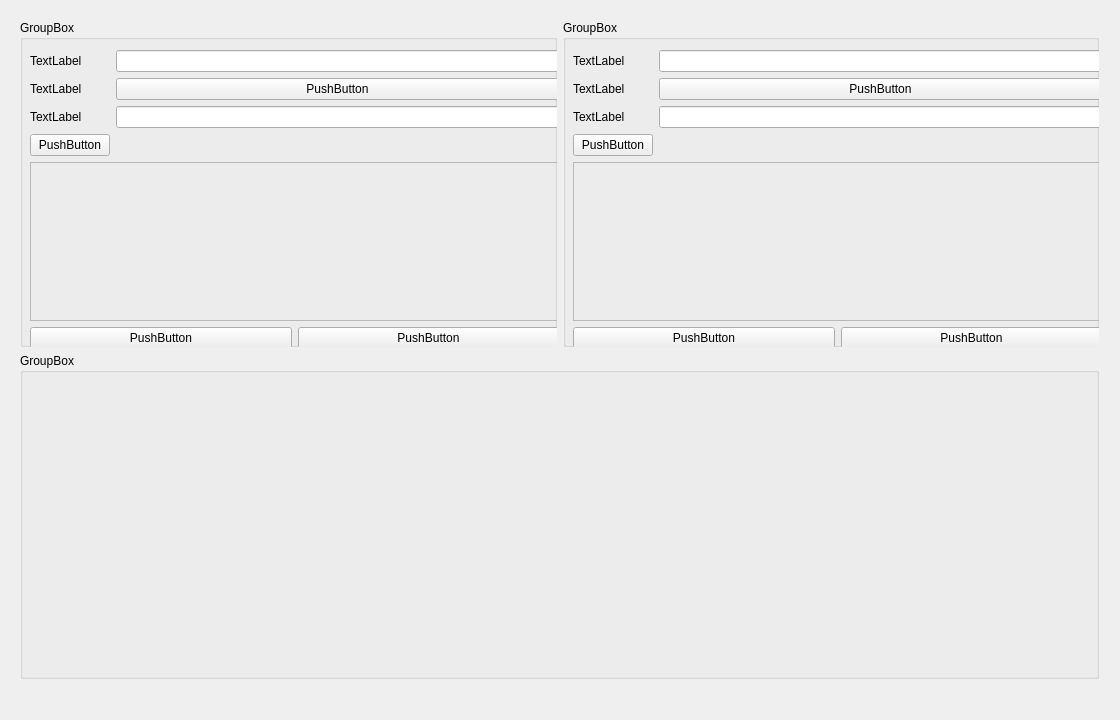
Before: the Qt Designer form mainwindow.ui in kofed/kudr2, drawn with Qt 5.
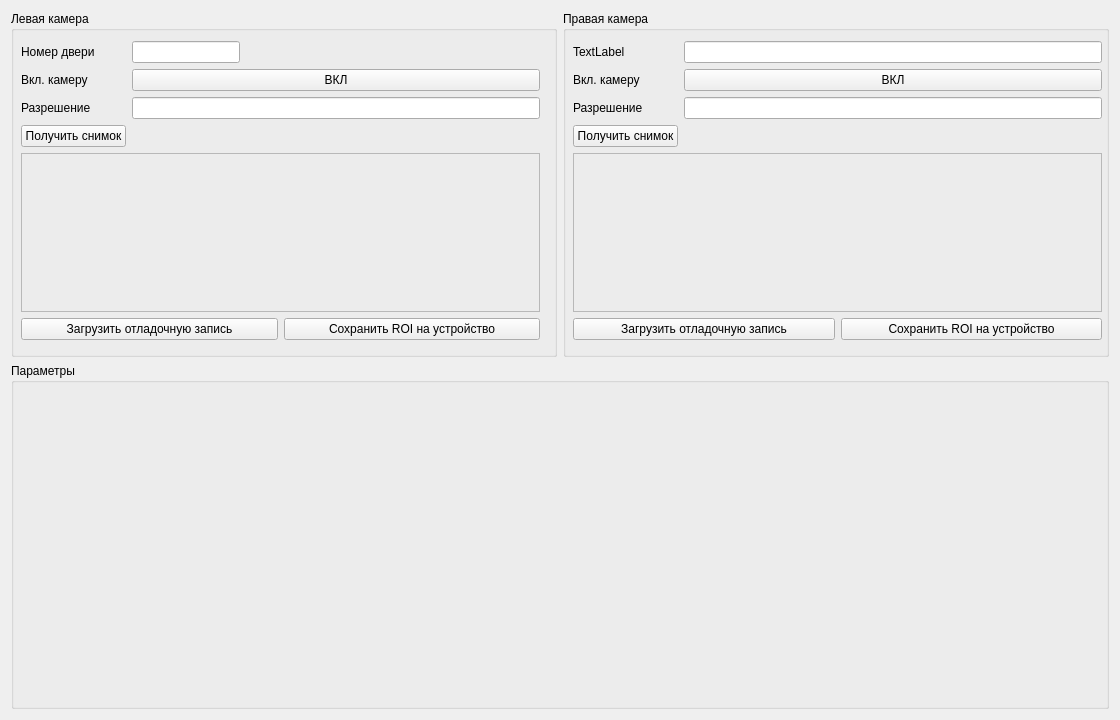
After: the same form once the commit is applied.

Commit message: rename widgets and signs

```diff
--- a/mainwindow.ui
+++ b/mainwindow.ui
@@ -14,15 +14,8 @@
    <string>MainWindow</string>
   </property>
   <widget class="QWidget" name="centralWidget">
-   <widget class="QWidget" name="verticalLayoutWidget">
-    <property name="geometry">
-     <rect>
-      <x>9</x>
-      <y>9</y>
-      <width>1101</width>
-      <height>681</height>
-     </rect>
-    </property>
+   <layout class="QVBoxLayout" name="verticalLayout_6">
+    <item>
     <layout class="QVBoxLayout" name="verticalLayout">
      <property name="sizeConstraint">
       <enum>QLayout::SetNoConstraint</enum>
@@ -32,58 +25,68 @@
        <item>
         <widget class="QGroupBox" name="groupBox_3">
          <property name="title">
-          <string>GroupBox</string>
+           <string>Левая камера</string>
          </property>
          <widget class="QWidget" name="verticalLayoutWidget_2">
           <property name="geometry">
            <rect>
             <x>-1</x>
             <y>19</y>
-            <width>551</width>
+             <width>541</width>
             <height>321</height>
            </rect>
           </property>
-          <layout class="QVBoxLayout" name="verticalLayout_2">
+           <layout class="QVBoxLayout" name="verticalLayout_2" stretch="1,1,1">
+            <property name="sizeConstraint">
+             <enum>QLayout::SetMaximumSize</enum>
+            </property>
            <item>
             <layout class="QGridLayout" name="gridLayout">
+              <item row="0" column="2">
+               <widget class="QLineEdit" name="doorNumEdit">
+                <property name="sizePolicy">
+                 <sizepolicy hsizetype="Maximum" vsizetype="Fixed">
+                  <horstretch>1</horstretch>
+                  <verstretch>0</verstretch>
+                 </sizepolicy>
+                </property>
+               </widget>
+              </item>
              <item row="1" column="0">
               <widget class="QLabel" name="label_2">
                <property name="text">
-                <string>TextLabel</string>
+                 <string>Вкл. камеру</string>
                </property>
               </widget>
              </item>
-             <item row="2" column="2">
-              <widget class="QLineEdit" name="lineEdit"/>
+              <item row="3" column="0">
+               <widget class="QPushButton" name="lShotButton">
+                <property name="text">
+                 <string>Получить снимок</string>
+                </property>
+               </widget>
+              </item>
+              <item row="1" column="2">
+               <widget class="QPushButton" name="lCameraButton">
+                <property name="text">
+                 <string>ВКЛ</string>
+                </property>
+               </widget>
              </item>
              <item row="2" column="0">
               <widget class="QLabel" name="label">
                <property name="text">
-                <string>TextLabel</string>
+                 <string>Разрешение</string>
                </property>
               </widget>
              </item>
-             <item row="3" column="0">
-              <widget class="QPushButton" name="pushButton_3">
-               <property name="text">
-                <string>PushButton</string>
-               </property>
-              </widget>
+              <item row="2" column="2">
+               <widget class="QLineEdit" name="lResolutionEdit"/>
              </item>
              <item row="0" column="0">
               <widget class="QLabel" name="label_3">
                <property name="text">
-                <string>TextLabel</string>
-               </property>
-              </widget>
-             </item>
-             <item row="0" column="2">
-              <widget class="QLineEdit" name="lineEdit_3"/>
-             </item>
-             <item row="1" column="2">
-              <widget class="QPushButton" name="pushButton_4">
-               <property name="text">
-                <string>PushButton</string>
+                 <string>Номер двери</string>
                </property>
               </widget>
              </item>
@@ -104,14 +107,14 @@
              <item>
               <widget class="QPushButton" name="pushButton">
                <property name="text">
-                <string>PushButton</string>
+                 <string>Загрузить отладочную запись</string>
                </property>
               </widget>
              </item>
              <item>
               <widget class="QPushButton" name="pushButton_2">
                <property name="text">
-                <string>PushButton</string>
+                 <string>Сохранить ROI на устройство</string>
                </property>
               </widget>
              </item>
@@ -124,7 +127,7 @@
        <item>
         <widget class="QGroupBox" name="groupBox_2">
          <property name="title">
-          <string>GroupBox</string>
+           <string>Правая камера</string>
          </property>
          <widget class="QWidget" name="verticalLayoutWidget_3">
           <property name="geometry">
@@ -141,7 +144,7 @@
              <item row="1" column="3">
               <widget class="QPushButton" name="pushButton_8">
                <property name="text">
-                <string>PushButton</string>
+                 <string>ВКЛ</string>
                </property>
               </widget>
              </item>
@@ -158,21 +161,21 @@
              <item row="1" column="1">
               <widget class="QLabel" name="label_5">
                <property name="text">
-                <string>TextLabel</string>
+                 <string>Вкл. камеру</string>
                </property>
               </widget>
              </item>
              <item row="3" column="1">
               <widget class="QPushButton" name="pushButton_7">
                <property name="text">
-                <string>PushButton</string>
+                 <string>Получить снимок</string>
                </property>
               </widget>
              </item>
              <item row="2" column="1">
               <widget class="QLabel" name="label_4">
                <property name="text">
-                <string>TextLabel</string>
+                 <string>Разрешение</string>
                </property>
               </widget>
              </item>
@@ -196,14 +199,14 @@
              <item>
               <widget class="QPushButton" name="pushButton_5">
                <property name="text">
-                <string>PushButton</string>
+                 <string>Загрузить отладочную запись</string>
                </property>
               </widget>
              </item>
              <item>
               <widget class="QPushButton" name="pushButton_6">
                <property name="text">
-                <string>PushButton</string>
+                 <string>Сохранить ROI на устройство</string>
                </property>
               </widget>
              </item>
@@ -218,12 +221,13 @@
      <item>
       <widget class="QGroupBox" name="groupBox">
        <property name="title">
-        <string>GroupBox</string>
+         <string>Параметры</string>
        </property>
       </widget>
      </item>
     </layout>
-   </widget>
+    </item>
+   </layout>
   </widget>
  </widget>
  <layoutdefault spacing="6" margin="11"/>
```
Left out of the diff: 14 changed lines with no effect on the pictures. Lines whose indentation alone changed are shown as unchanged.
